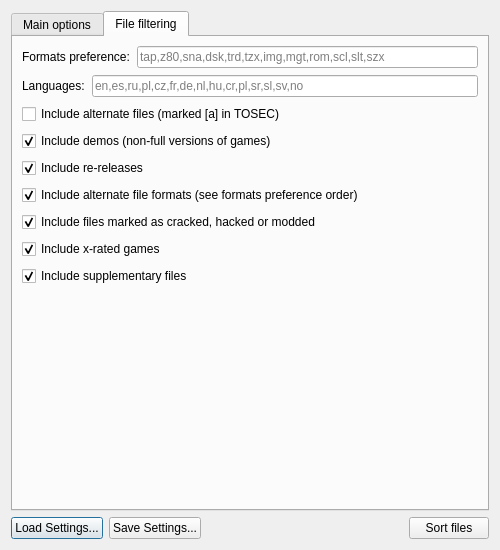
Above: ui/SorterLauncher.ui from ladyeklipse/ZX-Pokemaster before the change. Below: the same form after it.
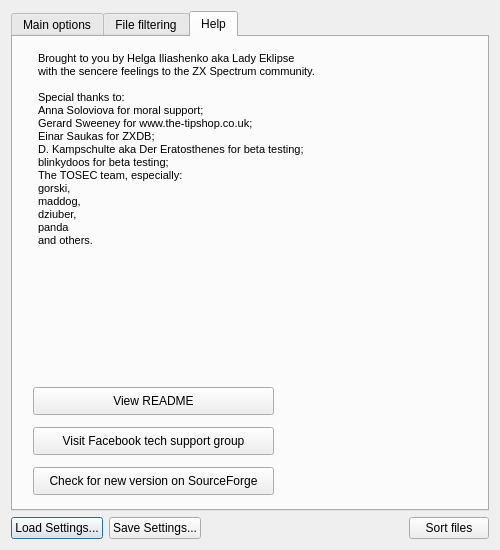
That is the form after the change. Icons and pictures are not drawn.

Diff of the .ui file:
```diff
--- a/ui/SorterLauncher.ui
+++ b/ui/SorterLauncher.ui
@@ -95,7 +95,7 @@
    <item row="0" column="0">
     <widget class="QTabWidget" name="tabWidget">
      <property name="currentIndex">
-      <number>1</number>
+      <number>2</number>
      </property>
      <widget class="QWidget" name="tabMainOptions">
       <property name="accessibleName">
@@ -394,7 +394,7 @@
        <item>
         <widget class="QCheckBox" name="chkIncludeSupplementaryFiles">
          <property name="text">
-          <string>Include supplementary files</string>
+          <string>Include supplementary files (Warning: may be slow!)</string>
          </property>
          <property name="checked">
           <bool>true</bool>
@@ -424,6 +424,87 @@
       <zorder>verticalSpacer</zorder>
       <zorder>chkIncludeSupplementaryFiles</zorder>
      </widget>
+     <widget class="QWidget" name="tabAbout">
+      <attribute name="title">
+       <string>Help</string>
+      </attribute>
+      <widget class="QTextEdit" name="textEdit">
+       <property name="geometry">
+        <rect>
+         <x>20</x>
+         <y>10</y>
+         <width>441</width>
+         <height>331</height>
+        </rect>
+       </property>
+       <property name="styleSheet">
+        <string notr="true">background-color: transparent;</string>
+       </property>
+       <property name="html">
+        <string>&lt;!DOCTYPE HTML PUBLIC &quot;-//W3C//DTD HTML 4.0//EN&quot; &quot;http://www.w3.org/TR/REC-html40/strict.dtd&quot;&gt;
+&lt;html&gt;&lt;head&gt;&lt;meta name=&quot;qrichtext&quot; content=&quot;1&quot; /&gt;&lt;style type=&quot;text/css&quot;&gt;
+p, li { white-space: pre-wrap; }
+&lt;/style&gt;&lt;/head&gt;&lt;body style=&quot; font-family:'MS Shell Dlg 2'; font-size:7.8pt; font-weight:400; font-style:normal;&quot;&gt;
+&lt;p style=&quot; margin-top:0px; margin-bottom:0px; margin-left:0px; margin-right:0px; -qt-block-indent:0; text-indent:0px;&quot;&gt;&lt;span style=&quot; font-size:8pt;&quot;&gt;Brought to you by Helga Iliashenko aka Lady Eklipse&lt;/span&gt;&lt;/p&gt;
+&lt;p style=&quot; margin-top:0px; margin-bottom:0px; margin-left:0px; margin-right:0px; -qt-block-indent:0; text-indent:0px;&quot;&gt;&lt;span style=&quot; font-size:8pt;&quot;&gt;with the sencere feelings to the ZX Spectrum community.&lt;/span&gt;&lt;/p&gt;
+&lt;p style=&quot;-qt-paragraph-type:empty; margin-top:0px; margin-bottom:0px; margin-left:0px; margin-right:0px; -qt-block-indent:0; text-indent:0px; font-size:8pt;&quot;&gt;&lt;br /&gt;&lt;/p&gt;
+&lt;p style=&quot; margin-top:0px; margin-bottom:0px; margin-left:0px; margin-right:0px; -qt-block-indent:0; text-indent:0px;&quot;&gt;&lt;span style=&quot; font-size:8pt;&quot;&gt;Special thanks to:&lt;/span&gt;&lt;/p&gt;
+&lt;p style=&quot; margin-top:0px; margin-bottom:0px; margin-left:0px; margin-right:0px; -qt-block-indent:0; text-indent:0px;&quot;&gt;&lt;span style=&quot; font-size:8pt;&quot;&gt;Anna Soloviova for moral support;&lt;/span&gt;&lt;/p&gt;
+&lt;p style=&quot; margin-top:0px; margin-bottom:0px; margin-left:0px; margin-right:0px; -qt-block-indent:0; text-indent:0px;&quot;&gt;&lt;span style=&quot; font-size:8pt;&quot;&gt;Gerard Sweeney for www.the-tipshop.co.uk;&lt;/span&gt;&lt;/p&gt;
+&lt;p style=&quot; margin-top:0px; margin-bottom:0px; margin-left:0px; margin-right:0px; -qt-block-indent:0; text-indent:0px;&quot;&gt;&lt;span style=&quot; font-size:8pt;&quot;&gt;Einar Saukas for ZXDB;&lt;/span&gt;&lt;/p&gt;
+&lt;p style=&quot; margin-top:0px; margin-bottom:0px; margin-left:0px; margin-right:0px; -qt-block-indent:0; text-indent:0px;&quot;&gt;&lt;span style=&quot; font-size:8pt;&quot;&gt;D. Kampschulte aka Der Eratosthenes for beta testing;&lt;/span&gt;&lt;/p&gt;
+&lt;p style=&quot; margin-top:0px; margin-bottom:0px; margin-left:0px; margin-right:0px; -qt-block-indent:0; text-indent:0px;&quot;&gt;&lt;span style=&quot; font-size:8pt;&quot;&gt;blinkydoos for beta testing;&lt;/span&gt;&lt;/p&gt;
+&lt;p style=&quot; margin-top:0px; margin-bottom:0px; margin-left:0px; margin-right:0px; -qt-block-indent:0; text-indent:0px;&quot;&gt;&lt;span style=&quot; font-size:8pt;&quot;&gt;The TOSEC team, especially:&lt;/span&gt;&lt;/p&gt;
+&lt;p style=&quot; margin-top:0px; margin-bottom:0px; margin-left:0px; margin-right:0px; -qt-block-indent:0; text-indent:0px;&quot;&gt;&lt;span style=&quot; font-size:8pt;&quot;&gt;gorski,&lt;/span&gt;&lt;/p&gt;
+&lt;p style=&quot; margin-top:0px; margin-bottom:0px; margin-left:0px; margin-right:0px; -qt-block-indent:0; text-indent:0px;&quot;&gt;&lt;span style=&quot; font-size:8pt;&quot;&gt;maddog,&lt;/span&gt;&lt;/p&gt;
+&lt;p style=&quot; margin-top:0px; margin-bottom:0px; margin-left:0px; margin-right:0px; -qt-block-indent:0; text-indent:0px;&quot;&gt;&lt;span style=&quot; font-size:8pt;&quot;&gt;dziuber,&lt;/span&gt;&lt;/p&gt;
+&lt;p style=&quot; margin-top:0px; margin-bottom:0px; margin-left:0px; margin-right:0px; -qt-block-indent:0; text-indent:0px;&quot;&gt;&lt;span style=&quot; font-size:8pt;&quot;&gt;panda&lt;/span&gt;&lt;/p&gt;
+&lt;p style=&quot; margin-top:0px; margin-bottom:0px; margin-left:0px; margin-right:0px; -qt-block-indent:0; text-indent:0px;&quot;&gt;&lt;span style=&quot; font-size:8pt;&quot;&gt;and others.&lt;/span&gt;&lt;/p&gt;
+&lt;p style=&quot;-qt-paragraph-type:empty; margin-top:0px; margin-bottom:0px; margin-left:0px; margin-right:0px; -qt-block-indent:0; text-indent:0px; font-size:8pt;&quot;&gt;&lt;br /&gt;&lt;/p&gt;
+&lt;p style=&quot;-qt-paragraph-type:empty; margin-top:0px; margin-bottom:0px; margin-left:0px; margin-right:0px; -qt-block-indent:0; text-indent:0px; font-size:8pt;&quot;&gt;&lt;br /&gt;&lt;/p&gt;
+&lt;p style=&quot;-qt-paragraph-type:empty; margin-top:0px; margin-bottom:0px; margin-left:0px; margin-right:0px; -qt-block-indent:0; text-indent:0px; font-size:8pt;&quot;&gt;&lt;br /&gt;&lt;/p&gt;&lt;/body&gt;&lt;/html&gt;</string>
+       </property>
+      </widget>
+      <widget class="QPushButton" name="btnReadme">
+       <property name="geometry">
+        <rect>
+         <x>20</x>
+         <y>350</y>
+         <width>241</width>
+         <height>28</height>
+        </rect>
+       </property>
+       <property name="text">
+        <string>View README</string>
+       </property>
+      </widget>
+      <widget class="QPushButton" name="btnFacebook">
+       <property name="geometry">
+        <rect>
+         <x>20</x>
+         <y>390</y>
+         <width>241</width>
+         <height>28</height>
+        </rect>
+       </property>
+       <property name="text">
+        <string>Visit Facebook tech support group</string>
+       </property>
+      </widget>
+      <widget class="QPushButton" name="btnSourceForge">
+       <property name="geometry">
+        <rect>
+         <x>20</x>
+         <y>430</y>
+         <width>241</width>
+         <height>28</height>
+        </rect>
+       </property>
+       <property name="text">
+        <string>Check for new version on SourceForge</string>
+       </property>
+      </widget>
+     </widget>
     </widget>
    </item>
   </layout>
```
Left out of the diff: 6 changed lines with no effect on the pictures.
